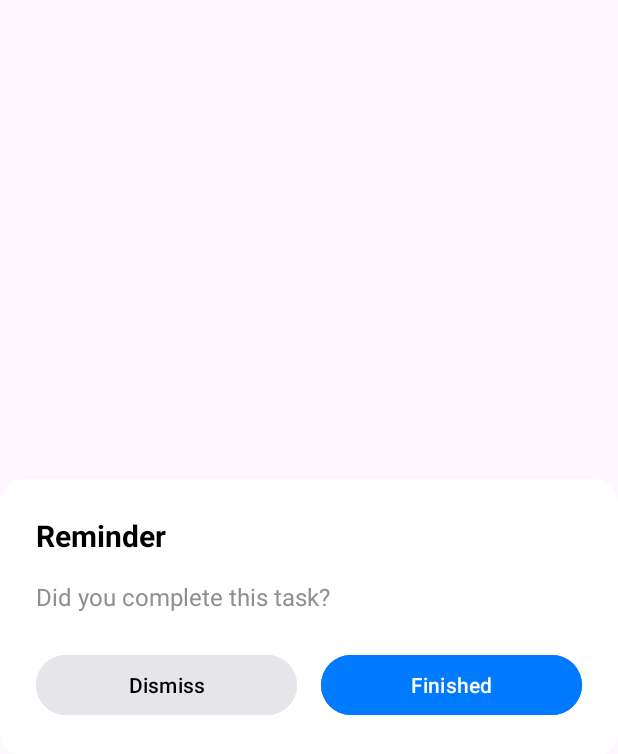
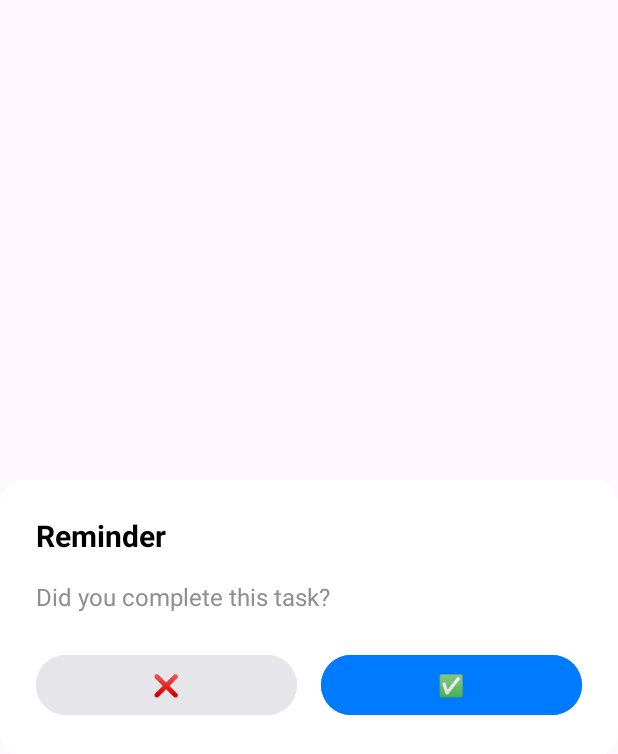
Before and after one commit to YUVARAJC14/Flow-Notify-App-Frontend, an Android app: the layout activity_reminder_dialog.xml on its own in the app's theme, with its tools: preview values and no code run, on a phone screen of 412 x 824 dp. Shown: the top 754 px of the screen. Run offline under Robolectric (Android 15) with nearby library versions, the phone set to English and light mode, and no system bars; Roboto replaces fonts that are not available here.

Commit message:
today's flow

```diff
--- a/FlowNotify3/app/src/main/res/layout/activity_reminder_dialog.xml
+++ b/FlowNotify3/app/src/main/res/layout/activity_reminder_dialog.xml
@@ -38,7 +38,7 @@
             android:layout_height="wrap_content"
             android:layout_weight="1"
             android:textColor="@color/black"
-            android:text="Dismiss"
+            android:text="❌"
             android:backgroundTint="@color/light_gray" />
 
         <Button
@@ -47,7 +47,7 @@
             android:layout_height="wrap_content"
             android:layout_weight="1"
             android:layout_marginStart="16dp"
-            android:text="Finished"
+            android:text="✅"
             android:backgroundTint="@color/blue"/>
 
     </LinearLayout>
```
